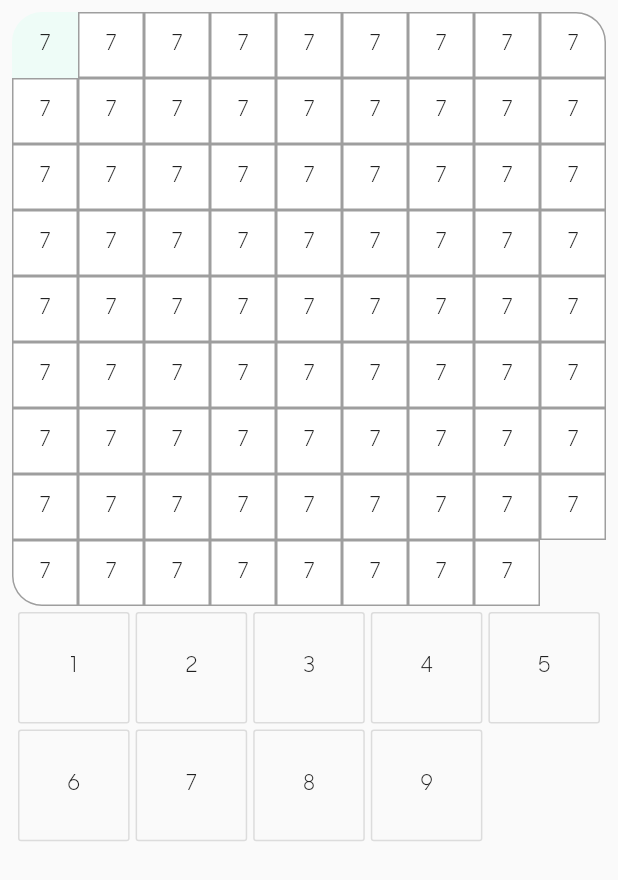
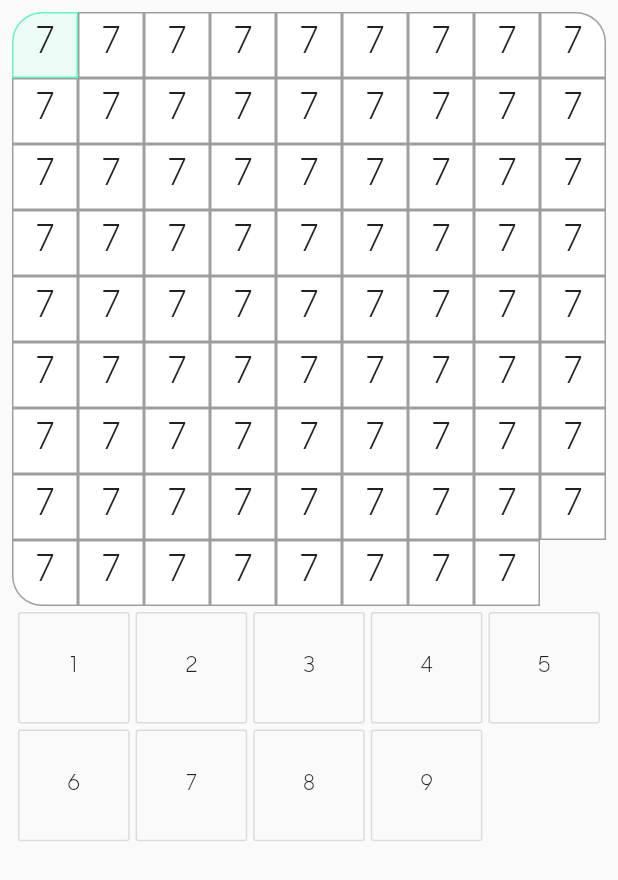
Before and after one commit to xiongdi9456/sudoku-center-app, a Flutter app: the screen it shows after launch, on a phone screen of 412 x 824 dp. Shown: the top 880 px of the screen. Run offline on Flutter 3.47's test engine with Material 2 defaults, Android fonts, the phone set to English and light mode, and no system bars; our stand-ins replace flutter_mobx, mobx; generated files the repository leaves out were written again.

Commit message:
make custom font size

```diff
--- a/lib/widgets/cell/cell.dart
+++ b/lib/widgets/cell/cell.dart
@@ -9,7 +9,7 @@ class Cell extends StatelessWidget {
   final CellStore cellStore;
   final SelectedCellStore selectedCellStore;
   final void Function(CellStore cellStore) onSelectedCallBack;
-
+  static const valueTextStyle = TextStyle(fontSize:24);
   const Cell(this.cellStore, this.selectedCellStore, this.onSelectedCallBack);
   @override
   Widget build(BuildContext context) {
@@ -47,14 +47,14 @@ class Cell extends StatelessWidget {
       // if value was 0 mean its empty cell and user
       return Text('');
     }
-    return Text('${value}');
+    return Text('${value}', style: Cell.valueTextStyle,);
   }
 
   @computed
   get getBorderColor {
     if (this.selectedCellStore != null &&
         cellStore.cellIndex == this.selectedCellStore.cellIndex) {
-      return Color(0x66F3C2);
+      return Color.fromARGB(255,102,243,194);
     }
     return Colors.grey;
   }
```
